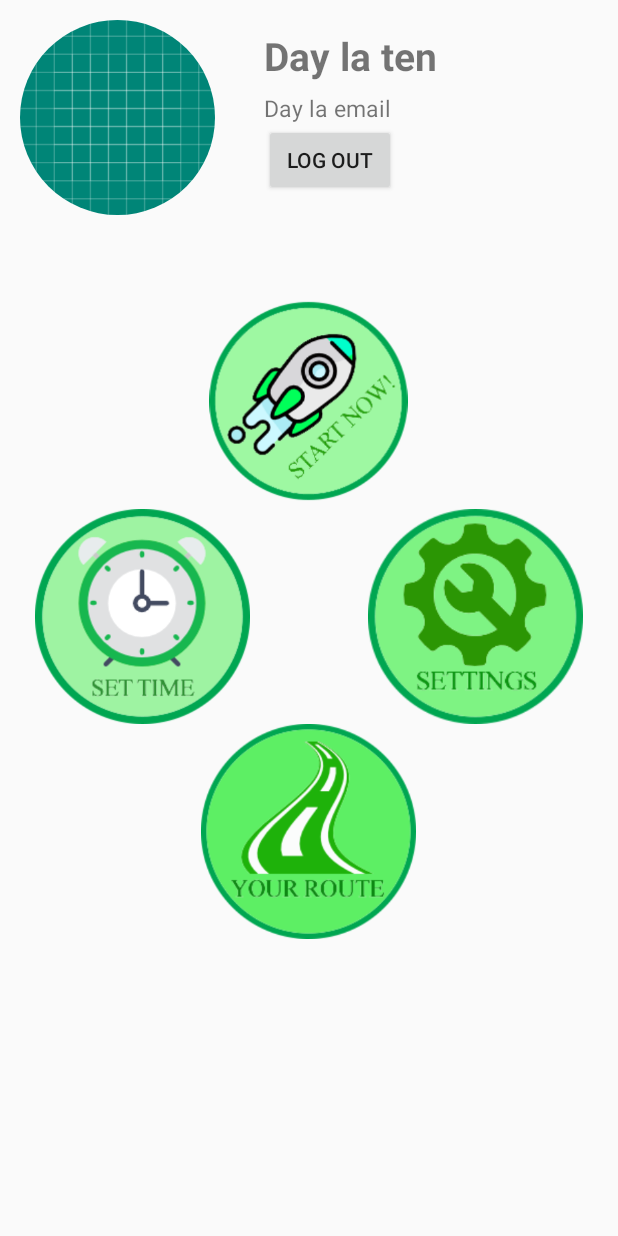
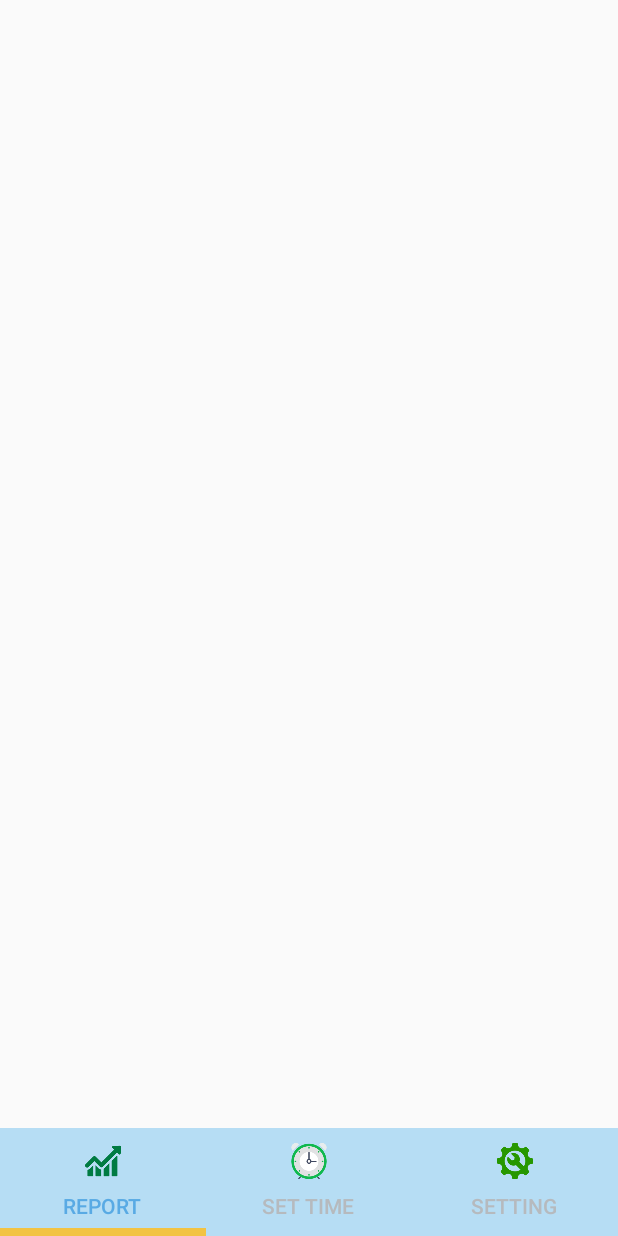
Before and after one commit to duongtainhan/YourTime, an Android app: the layout activity_main.xml on its own in the app's theme, with its tools: preview values and no code run, on a phone screen of 412 x 824 dp. Run offline under Robolectric (Android 15) with nearby library versions, the phone set to English and light mode, and no system bars.

Commit message:
Updated Design - Fragment

```diff
--- a/app/build.gradle
+++ b/app/build.gradle
@@ -24,6 +24,7 @@ dependencies {
     implementation 'com.android.support:appcompat-v7:28.0.0'
     implementation 'com.android.support.constraint:constraint-layout:1.1.3'
     //
+    implementation 'com.android.support:design:28.+'
     implementation 'com.intuit.sdp:sdp-android:1.0.5'
     implementation 'com.intuit.ssp:ssp-android:1.0.5'
     implementation 'de.hdodenhof:circleimageview:2.2.0'
--- a/app/src/main/AndroidManifest.xml
+++ b/app/src/main/AndroidManifest.xml
@@ -11,7 +11,7 @@
         android:roundIcon="@mipmap/ic_launcher_round"
         android:supportsRtl="true"
         android:theme="@style/AppTheme">
-        <activity android:name=".MainActivity"></activity>
+        <activity android:name=".MainActivity" />
         <activity
             android:name=".SplashActivity"
             android:theme="@style/AppTheme.SplashScreen">
@@ -21,7 +21,8 @@
                 <category android:name="android.intent.category.LAUNCHER" />
             </intent-filter>
         </activity>
-        <activity android:name=".LoginActivity"></activity>
+        <activity android:name=".LoginActivity" />
+        <activity android:name=".SettingActivity"></activity>
     </application>
 
 </manifest>
--- a/app/src/main/java/com/example/duongtainhan555/yourtime/SplashActivity.java
+++ b/app/src/main/java/com/example/duongtainhan555/yourtime/SplashActivity.java
@@ -10,7 +10,7 @@ public class SplashActivity extends AppCompatActivity {
     protected void onCreate(Bundle savedInstanceState) {
         super.onCreate(savedInstanceState);
         try {
-            Thread.sleep(500);
+            Thread.sleep(999);
         } catch (InterruptedException e) {
             e.printStackTrace();
         }
--- a/app/src/main/res/layout/activity_main.xml
+++ b/app/src/main/res/layout/activity_main.xml
@@ -6,84 +6,45 @@
     android:layout_height="match_parent"
     tools:context=".MainActivity">
 
-    <RelativeLayout
-        android:layout_width="wrap_content"
+    <android.support.v4.view.ViewPager
+        android:layout_width="match_parent"
+        android:layout_height="match_parent"
+        android:layout_above="@id/tabLayout"
+        android:id="@+id/viewPager"/>
+    <android.support.design.widget.TabLayout
+        android:id="@+id/tabLayout"
+        android:layout_width="match_parent"
         android:layout_height="wrap_content"
-        android:id="@+id/relativeUser">
-        <TextView
+        android:background="@color/background_blue"
+        app:tabGravity="fill"
+        app:tabIndicatorColor="@color/color_title"
+        app:tabIndicatorHeight="@dimen/_4sdp"
+        app:tabMode="fixed"
+        android:layout_alignParentBottom="true"
+        app:tabSelectedTextColor="@color/color_text"
+        app:tabTextColor="@color/color_dim_text">
+
+        <android.support.design.widget.TabItem
+            android:id="@+id/tabReport"
             android:layout_width="wrap_content"
             android:layout_height="wrap_content"
-            android:id="@+id/txtEmail"
-            android:textSize="@dimen/_12ssp"
-            android:layout_marginStart="@dimen/_15sdp"
-            android:layout_marginTop="@dimen/_5sdp"
-            android:layout_toStartOf="@dimen/_10sdp"
-            android:text="@string/day_la_email"
-            android:layout_below="@id/txtName"
-            android:layout_toEndOf="@id/imgAvatar"/>
-        <TextView
+            android:text="@string/report"
+            android:icon="@drawable/ic_report" />
+
+        <android.support.design.widget.TabItem
+            android:id="@+id/tabSettime"
             android:layout_width="wrap_content"
             android:layout_height="wrap_content"
-            android:id="@+id/txtName"
-            android:textSize="@dimen/_20ssp"
-            android:layout_marginStart="@dimen/_15sdp"
-            android:layout_marginTop="@dimen/_15sdp"
-            android:text="@string/day_la_ten"
-            android:textStyle="bold"
-            android:layout_toEndOf="@id/imgAvatar"/>
-        <Button
+            android:text="@string/set_time"
+            android:icon="@drawable/ic_settime"/>
+
+
+        <android.support.design.widget.TabItem
+            android:id="@+id/tabSetting"
             android:layout_width="wrap_content"
             android:layout_height="wrap_content"
-            android:id="@+id/btnLogOut"
-            android:text="@string/log_out"
-            android:layout_below="@id/txtEmail"
-            android:layout_marginStart="@dimen/_15sdp"
-            android:layout_toEndOf="@id/imgAvatar"/>
-        <de.hdodenhof.circleimageview.CircleImageView
-            android:layout_width="@dimen/_100sdp"
-            android:layout_height="@dimen/_100sdp"
-            android:id="@+id/imgAvatar"
-            android:src="@drawable/ic_launcher_background"
-            android:layout_alignParentTop="true"
-            android:layout_margin="@dimen/_10sdp" />
-    </RelativeLayout>
-    <RelativeLayout
-        android:layout_width="match_parent"
-        android:layout_height="match_parent"
-        android:layout_below="@id/relativeUser">
-        <ImageView
-            android:layout_width="@dimen/_110sdp"
-            android:layout_height="@dimen/_110sdp"
-            android:src="@drawable/ic_start"
-            android:id="@+id/imgStart"
-            android:layout_marginTop="@dimen/_30sdp"
-            android:layout_centerHorizontal="true"/>
-        <RelativeLayout
-            android:layout_width="wrap_content"
-            android:layout_height="wrap_content"
-            android:layout_below="@id/imgStart"
-            android:id="@+id/relative1"
-            android:layout_centerHorizontal="true">
-            <ImageView
-                android:layout_width="@dimen/_110sdp"
-                android:layout_height="@dimen/_110sdp"
-                android:layout_marginEnd="@dimen/_30sdp"
-                android:src="@drawable/ic_settime"
-                android:id="@+id/imgSetTime" />
-            <ImageView
-                android:layout_width="@dimen/_110sdp"
-                android:layout_height="@dimen/_110sdp"
-                android:src="@drawable/ic_settings"
-                android:layout_marginStart="@dimen/_30sdp"
-                android:layout_toEndOf="@id/imgSetTime"/>
-        </RelativeLayout>
-        <ImageView
-            android:layout_width="@dimen/_110sdp"
-            android:layout_height="@dimen/_110sdp"
-            android:src="@drawable/ic_route"
-            android:layout_below="@id/relative1"
-            android:layout_centerHorizontal="true"/>
-
-    </RelativeLayout>
+            android:text="@string/setting"
+            android:icon="@drawable/ic_setting"/>
+    </android.support.design.widget.TabLayout>
 
 </RelativeLayout>
--- a/app/src/main/res/values/colors.xml
+++ b/app/src/main/res/values/colors.xml
@@ -4,4 +4,8 @@
     <color name="colorPrimaryDark">#00574B</color>
     <color name="colorAccent">#D81B60</color>
     <color name="background_blue">#b6ddf4</color>
+    <color name="color_title">#f2c343</color>
+    <color name="color_text">#59aae4</color>
+    <color name="color_dim_text">#b6babe</color>
+
 </resources>
--- a/app/src/main/res/values/strings.xml
+++ b/app/src/main/res/values/strings.xml
@@ -4,4 +4,7 @@
     <string name="day_la_ten">Day la ten</string>
     <string name="day_la_email">Day la email</string>
     <string name="log_out">Log Out</string>
+    <string name="report">Report</string>
+    <string name="set_time">Set Time</string>
+    <string name="setting">Setting</string>
 </resources>
```
Also changed, not shown: app/src/main/java/com/example/duongtainhan555/yourtime/MainActivity.java (+41 -97 lines), app/src/main/java/com/example/duongtainhan555/yourtime/PagerAdapter.java (added, +34 -0 lines), app/src/main/java/com/example/duongtainhan555/yourtime/ReportFragment.java (added, +19 -0 lines), app/src/main/java/com/example/duongtainhan555/yourtime/SetTimeFragment.java (added, +19 -0 lines), app/src/main/java/com/example/duongtainhan555/yourtime/SettingFragment.java (added, +130 -0 lines), app/src/main/res/layout/fragment_report.xml (added, +11 -0 lines), app/src/main/res/layout/fragment_settime.xml (added, +9 -0 lines), app/src/main/res/layout/fragment_setting.xml (added, +45 -0 lines), app/src/main/res/drawable/ic_report.png (added), app/src/main/res/drawable/ic_settime.png, app/src/main/res/drawable/ic_setting.png (added), app/src/main/res/drawable/ic_settings.png (deleted).
